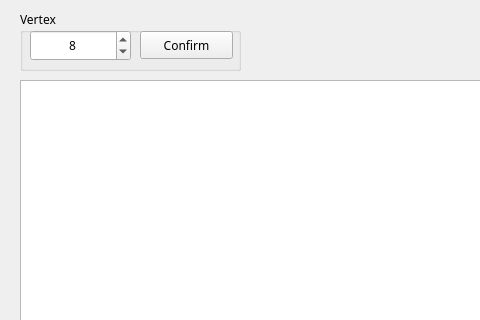
First picture: the form in gui.ui, repository kevin12686/Convex_Hull, before the edit; both pictures show x 0 to 480 and y 0 to 320 of the 800 by 600 pixel window.
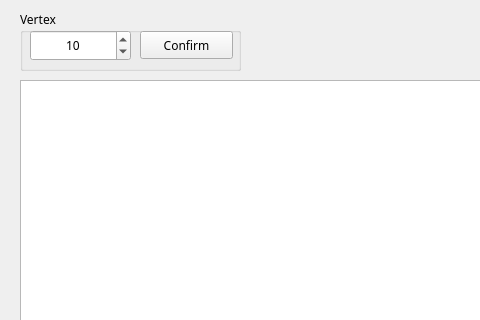
Second picture: the form after the edit. Icons and pictures are not drawn.

The edit to the form file:
```diff
--- a/gui.ui
+++ b/gui.ui
@@ -99,10 +99,13 @@
      <number>3</number>
     </property>
     <property name="maximum">
-     <number>500</number>
+     <number>100</number>
+    </property>
+    <property name="singleStep">
+     <number>5</number>
     </property>
     <property name="value">
-     <number>8</number>
+     <number>10</number>
     </property>
    </widget>
    <widget class="QPushButton" name="vertexconfirm">
```
Left out of the diff: 4 changed lines with no effect on the pictures.
